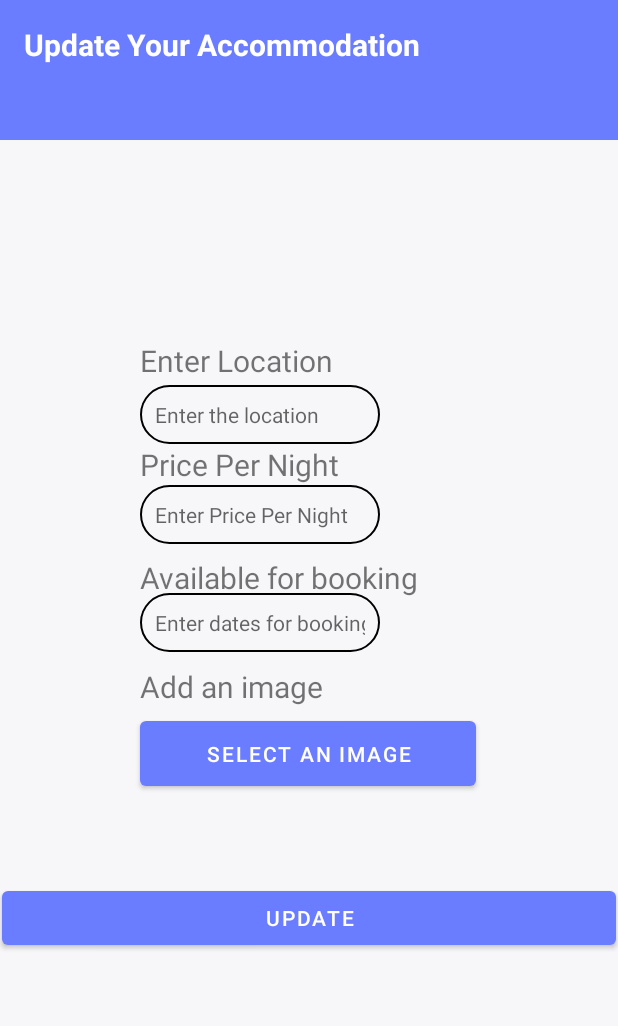
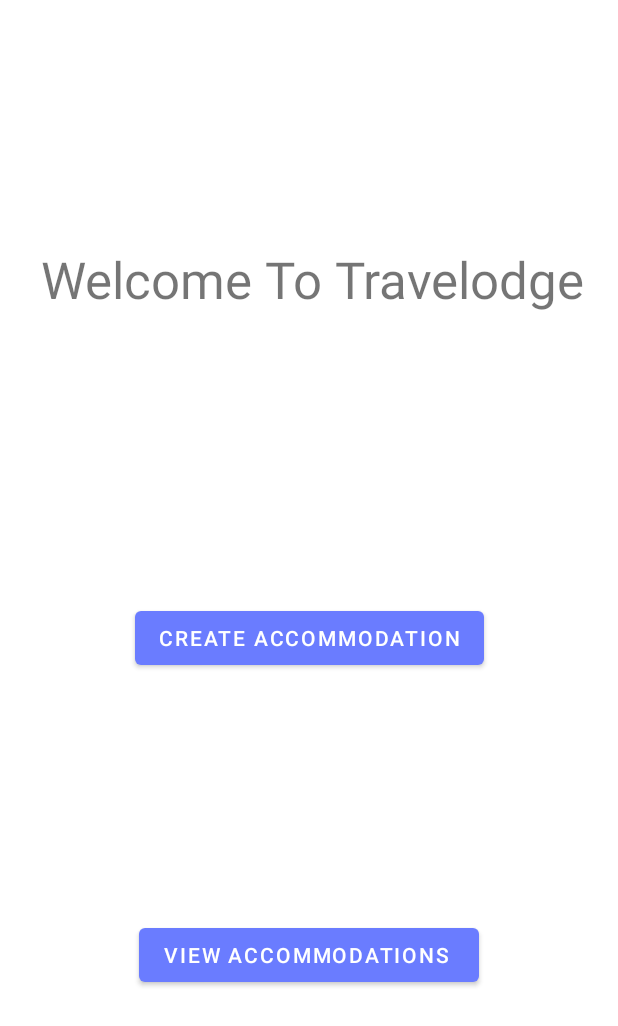
Before and after one commit to IT21388934/RentalApplication, an Android app: the screen it shows after launch (Update before the commit, AccommodationManager after it), on a phone screen of 412 x 824 dp. Shown: the top 1026 px of the screen. Run offline under Robolectric (Android 15) with nearby library versions, the phone set to English and light mode, and no system bars; our stand-ins replace Firebase (no records; nobody signed in at launch, a user with empty details on screens opened directly).

Commit message:
Added navigation

```diff
--- a/app/src/main/AndroidManifest.xml
+++ b/app/src/main/AndroidManifest.xml
@@ -12,9 +12,20 @@
         android:supportsRtl="true"
         android:theme="@style/Theme.MAD"
         tools:targetApi="31">
+        <activity
+            android:name=".AccommodationManager"
+            android:exported="true">
 
+            <intent-filter>
+                <action android:name="android.intent.action.MAIN" />
 
+                <category android:name="android.intent.category.LAUNCHER" />
+            </intent-filter>
 
+            <meta-data
+                android:name="android.app.lib_name"
+                android:value="" />
+        </activity>
         <activity
             android:name=".SingleAccoPage"
             android:exported="false">
@@ -31,39 +42,15 @@
         </activity>
         <activity
             android:name=".MainActivity"
-            android:exported="true">
-
-
-
-
-
-
-        </activity>
+            android:exported="true"></activity>
         <activity
             android:name=".CreateAcco"
-            android:exported="true">
-
-
-
-
-
-        </activity>
-
+            android:exported="true"></activity>
         <activity
             android:name=".Update"
             android:exported="true">
 
-            <intent-filter>
-                <action android:name="android.intent.action.MAIN" />
-
-                <category android:name="android.intent.category.LAUNCHER" />
-            </intent-filter>
-
-
-
-
         </activity>
-
     </application>
 
 </manifest>
--- /dev/null
+++ b/app/src/main/java/com/example/mad/AccommodationManager.kt
@@ -0,0 +1,33 @@
+package com.example.mad
+
+import android.content.Intent
+import android.net.Uri
+import android.os.Bundle
+import android.view.View
+import android.widget.Button
+import android.widget.EditText
+import android.widget.ImageView
+import androidx.appcompat.app.AppCompatActivity
+import com.google.firebase.database.DatabaseReference
+import com.google.firebase.storage.StorageReference
+
+class AccommodationManager : AppCompatActivity() {
+
+    private lateinit var btn1 : Button
+    private lateinit var btn2 : Button
+
+
+    override fun onCreate(savedInstanceState: Bundle?) {
+        super.onCreate(savedInstanceState)
+        setContentView(R.layout.activity_accommodation_manager)
+
+        btn1 = findViewById(R.id.btnCreate)
+        btn2 = findViewById(R.id.btnView)
+
+
+        btn1.setOnClickListener(View.OnClickListener { startActivity(Intent(this , CreateAcco::class.java)) })
+        btn2.setOnClickListener(View.OnClickListener { startActivity(Intent(this , MainActivity::class.java)) })
+
+    }
+
+}
--- a/app/src/main/java/com/example/mad/MyAdapter.kt
+++ b/app/src/main/java/com/example/mad/MyAdapter.kt
@@ -80,6 +80,7 @@ class MyAdapter(private val accList: ArrayList<Accs>) : RecyclerView.Adapter<MyA
 
                     return@setOnLongClickListener true
 
+
                 }
 
 
--- a/app/src/main/java/com/example/mad/Update.kt
+++ b/app/src/main/java/com/example/mad/Update.kt
@@ -47,7 +47,7 @@ class Update : AppCompatActivity(){
 
     private fun updateData(locName : String , locPrice : String , locDates : String){
 
-        database = FirebaseDatabase.getInstance().getReference("Accommodations")
+        database = FirebaseDatabase.getInstance().getReference().child("Accommodations")
 
         val acc = mapOf<String , String>(
 
--- /dev/null
+++ b/app/src/main/res/layout/activity_accommodation_manager.xml
@@ -0,0 +1,45 @@
+<?xml version="1.0" encoding="utf-8"?>
+<androidx.constraintlayout.widget.ConstraintLayout xmlns:android="http://schemas.android.com/apk/res/android"
+    xmlns:app="http://schemas.android.com/apk/res-auto"
+    xmlns:tools="http://schemas.android.com/tools"
+    android:layout_width="match_parent"
+    android:layout_height="match_parent"
+    tools:context=".AccommodationManager">
+
+    <Button
+        android:id="@+id/btnCreate"
+        android:layout_width="wrap_content"
+        android:layout_height="wrap_content"
+        android:text="Create Accommodation"
+        app:layout_constraintBottom_toTopOf="@+id/btnView"
+        app:layout_constraintEnd_toEndOf="parent"
+        app:layout_constraintHorizontal_bias="0.5"
+        app:layout_constraintStart_toStartOf="parent"
+        app:layout_constraintTop_toBottomOf="@+id/tvWelcome"
+        app:layout_constraintVertical_bias="0.5" />
+
+    <Button
+        android:id="@+id/btnView"
+        android:layout_width="wrap_content"
+        android:layout_height="wrap_content"
+        android:text="View Accommodations "
+        app:layout_constraintBottom_toBottomOf="parent"
+        app:layout_constraintEnd_toEndOf="parent"
+        app:layout_constraintHorizontal_bias="0.5"
+        app:layout_constraintStart_toStartOf="parent"
+        app:layout_constraintTop_toBottomOf="@+id/btnCreate"
+        app:layout_constraintVertical_bias="0.5" />
+
+    <TextView
+        android:id="@+id/tvWelcome"
+        android:layout_width="409dp"
+        android:layout_height="74dp"
+        android:text="   Welcome To Travelodge"
+        android:textSize="34sp"
+        app:layout_constraintBottom_toTopOf="@+id/btnCreate"
+        app:layout_constraintEnd_toEndOf="parent"
+        app:layout_constraintHorizontal_bias="0.5"
+        app:layout_constraintStart_toStartOf="parent"
+        app:layout_constraintTop_toTopOf="parent"
+        app:layout_constraintVertical_bias="0.5" />
+</androidx.constraintlayout.widget.ConstraintLayout>
--- a/app/src/main/res/layout/lister_lisiting_reg.xml
+++ b/app/src/main/res/layout/lister_lisiting_reg.xml
@@ -121,7 +121,7 @@
         android:layout_marginBottom="9dp"
         android:background="@drawable/shape"
         android:ems="10"
-        android:hint="@string/bookDate1"
+        android:hint="dd-mm-yy / dd-mm-yy"
         android:inputType="textPersonName"
         android:textSize="14sp"
         app:layout_constraintBottom_toTopOf="@+id/edtImage"
```
